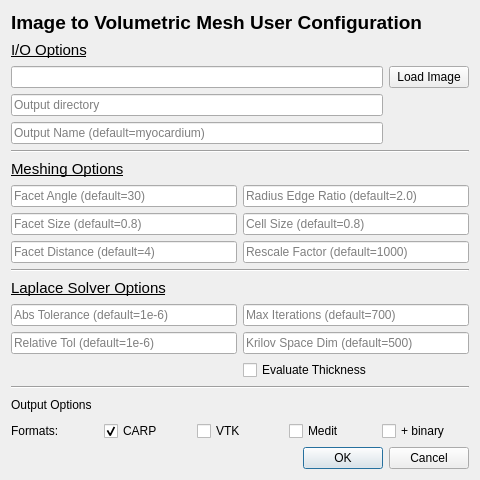
Above: CemrgApp/Plugins/kcl.cemrgapp.fourchamber/src/internal/Meshtools3DParameterUI.ui from RosieBarrows/CemrgApp before the change. Below: the same form after it.
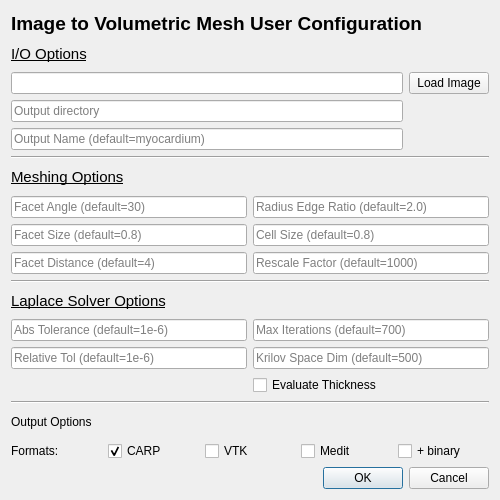
That is the form after the change.

The edit to the form file:
```diff
--- a/CemrgApp/Plugins/kcl.cemrgapp.fourchamber/src/internal/Meshtools3DParameterUI.ui
+++ b/CemrgApp/Plugins/kcl.cemrgapp.fourchamber/src/internal/Meshtools3DParameterUI.ui
@@ -6,8 +6,8 @@
    <rect>
     <x>0</x>
     <y>0</y>
-    <width>480</width>
-    <height>480</height>
+    <width>500</width>
+    <height>500</height>
    </rect>
   </property>
   <property name="minimumSize">
@@ -18,8 +18,8 @@
   </property>
   <property name="maximumSize">
    <size>
-    <width>480</width>
-    <height>480</height>
+    <width>500</width>
+    <height>500</height>
    </size>
   </property>
   <property name="windowTitle">
@@ -46,7 +46,7 @@
      </property>
     </widget>
    </item>
-   <item alignment="Qt::AlignVCenter">
+   <item>
     <widget class="QLabel" name="label">
      <property name="minimumSize">
       <size>
```
